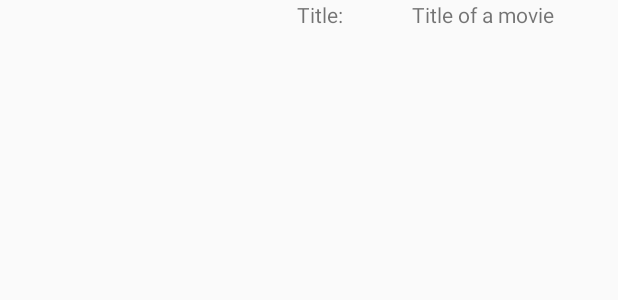
After one commit to kruemelnerd/PopMov, an Android app: the layout activity_detail.xml on its own in the app's theme, with its tools: preview values and no code run, on a phone screen of 412 x 824 dp. The commit adds this screen. Shown: the top 300 px of the screen. Run offline under Robolectric (Android 15) with nearby library versions, the phone set to English and light mode, and no system bars.

Commit message:
Adding Detailpage

```diff
--- a/app/src/main/java/de/philippveit/popmov/MVP/MainMVP.java
+++ b/app/src/main/java/de/philippveit/popmov/MVP/MainMVP.java
@@ -13,8 +13,12 @@ public interface MainMVP {
      * View mandatory methods. Available to the presenter
      *      Presenter -> View
      */
-    interface RequieredViewOps {
+    interface ViewOverviewOps {
         void showMovies(List<Movie> movies);
+    }
+
+    interface ViewDetailOps {
+        void showMovie(Movie movie);
     }
 
 
--- a/app/src/main/java/de/philippveit/popmov/presenter/MainPresenter.java
+++ b/app/src/main/java/de/philippveit/popmov/presenter/MainPresenter.java
@@ -12,10 +12,10 @@ import de.philippveit.popmov.model.MovieModel;
 
 public class MainPresenter implements MainMVP.PresenterOps {
 
-    private MainMVP.RequieredViewOps mMovieView;
+    private MainMVP.ViewOverviewOps mMovieView;
     private MainMVP.ModelOps mMovieModel;
 
-    public MainPresenter(MainMVP.RequieredViewOps mMovieView) {
+    public MainPresenter(MainMVP.ViewOverviewOps mMovieView) {
         this.mMovieView = mMovieView;
         this.mMovieModel = new MovieModel();
     }
--- /dev/null
+++ b/app/src/main/res/layout/activity_detail.xml
@@ -0,0 +1,37 @@
+<?xml version="1.0" encoding="utf-8"?>
+<android.support.constraint.ConstraintLayout
+    xmlns:android="http://schemas.android.com/apk/res/android"
+    xmlns:app="http://schemas.android.com/apk/res-auto"
+    xmlns:tools="http://schemas.android.com/tools"
+    android:layout_width="match_parent"
+    android:layout_height="match_parent">
+
+
+    <ImageView
+        android:id="@+id/imageViewThumbnail"
+        android:layout_width="@dimen/movie_cover_width"
+        android:layout_height="@dimen/movie_cover_height"
+        android:background="?attr/selectableItemBackgroundBorderless"
+        android:clickable="false"
+        android:scaleType="fitXY" />
+
+
+
+    <TextView
+        android:id="@+id/textViewTitleLabel"
+        android:layout_width="wrap_content"
+        android:layout_height="wrap_content"
+        android:text="Title: "
+        app:layout_constraintTop_toTopOf="parent"
+        app:layout_constraintStart_toEndOf="@id/imageViewThumbnail" />
+
+    <TextView
+        android:id="@+id/textViewTitle"
+        android:layout_width="wrap_content"
+        android:layout_height="wrap_content"
+        tools:text="Title of a movie"
+        app:layout_constraintStart_toEndOf="@+id/textViewTitleLabel"
+        app:layout_constraintEnd_toEndOf="parent"
+         />
+
+</android.support.constraint.ConstraintLayout>
```
Also changed, not shown: app/src/main/java/de/philippveit/popmov/DetailActivity.java (added, +36 -0 lines), app/src/main/java/de/philippveit/popmov/MainActivity.java (+24 -2 lines), app/src/main/java/de/philippveit/popmov/data/Movie.java (+68 -1 lines), app/src/main/java/de/philippveit/popmov/view/MovieAdapter.java (+34 -6 lines).
